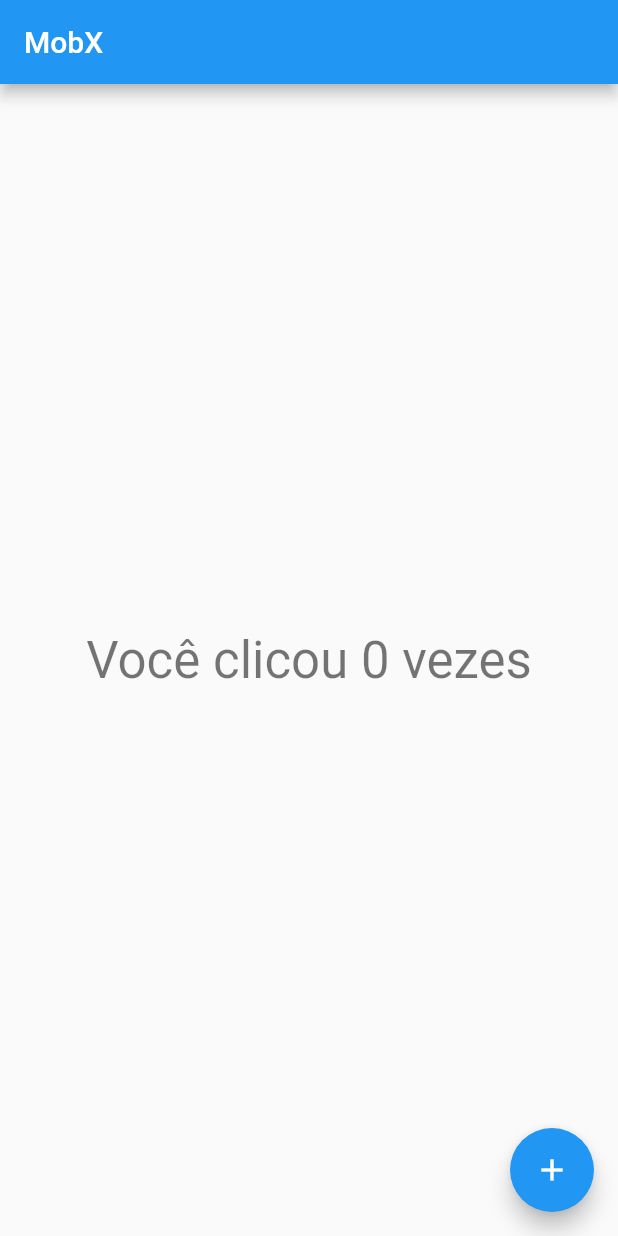
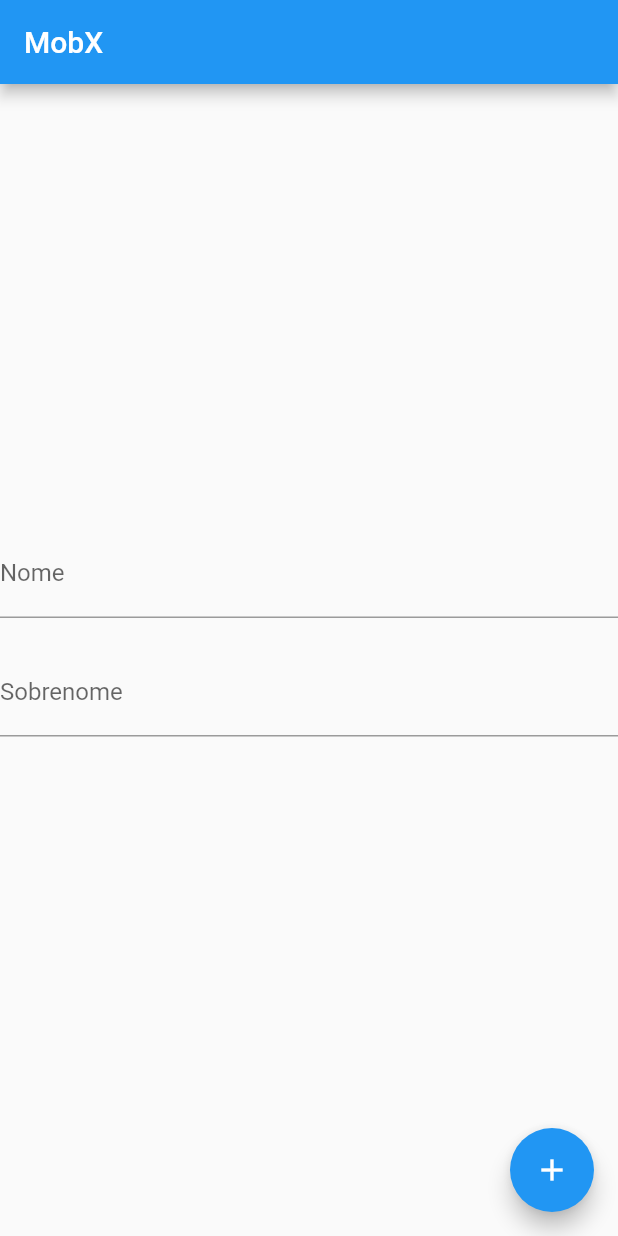
Before and after one commit to Rafa-Oli/flutter_mobX, a Flutter app: the screen it shows after launch, on a phone screen of 412 x 824 dp. Run offline on Flutter 3.47's test engine with Material 2 defaults, Android fonts, the phone set to English and light mode, and no system bars; our stand-ins replace flutter_mobx, mobx; generated files the repository leaves out were written again.

```diff
--- a/mobX1/states/lib/controller.dart
+++ b/mobX1/states/lib/controller.dart
@@ -4,11 +4,29 @@ part 'controller.g.dart';
 class Controller = ControllerBase with _$Controller;
 
 abstract class ControllerBase with Store {
+  // @observable
+  // int counter = 0;
+
+  // @action
+  // increment() {
+  //   counter++;
+  // }
+  //
   @observable
-  int counter = 0;
+  String nome = '';
+  @observable
+  String sobrenome = '';
+
+  @computed
+  String get nomeCompleto => '$nome $sobrenome';
 
   @action
-  increment() {
-    counter++;
+  mudarNome(String newName) {
+    nome = newName;
+  }
+
+  @action
+  mudarSobrenome(String newName) {
+    sobrenome = newName;
   }
 }
--- a/mobX1/states/lib/home.dart
+++ b/mobX1/states/lib/home.dart
@@ -14,18 +14,37 @@ class MyHomePage extends StatelessWidget {
         child: Column(
           mainAxisAlignment: MainAxisAlignment.center,
           children: <Widget>[
-            Observer(builder: (_) {
-              // reação
-              return Text(
-                'Você clicou ${controller.counter} vezes',
-                style: Theme.of(context).textTheme.headline4,
-              );
-            })
+            // Observer(builder: (_) {
+            //   // reação
+            //   return Text(
+            //     'Você clicou ${controller.counter} vezes',
+            //     style: Theme.of(context).textTheme.headline4,
+            //   );
+            // })
+            TextField(
+              decoration: InputDecoration(labelText: 'Nome'),
+              onChanged: controller.mudarNome,
+            ),
+            SizedBox(
+              height: 20,
+            ),
+            TextField(
+              decoration: InputDecoration(labelText: 'Sobrenome'),
+              onChanged: controller.mudarSobrenome,
+            ),
+            SizedBox(
+              height: 20,
+            ),
+            Observer(
+              builder: (_) {
+                return Text('${controller.nomeCompleto}');
+              },
+            )
           ],
         ),
       ),
       floatingActionButton: FloatingActionButton(
-        onPressed: controller.increment,
+        // onPressed: controller.increment,
         tooltip: 'Increment',
         child: Icon(Icons.add),
       ), // This trailing comma makes auto-formatting nicer for build methods.
```
Also changed, not shown: mobX1/states/lib/controller.g.dart.
